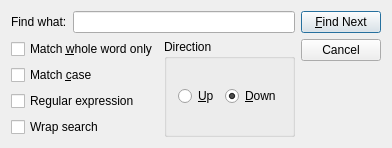
gideros/gideros, file ui/finddialog.ui: the form before one commit.
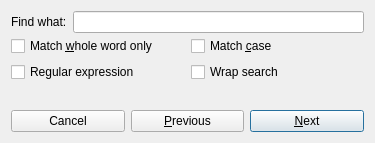
The form after the commit.

Diff of the .ui file:
```diff
--- a/ui/finddialog.ui
+++ b/ui/finddialog.ui
@@ -6,8 +6,8 @@
    <rect>
     <x>0</x>
     <y>0</y>
-    <width>358</width>
-    <height>144</height>
+    <width>375</width>
+    <height>143</height>
    </rect>
   </property>
   <property name="windowTitle">
@@ -16,6 +16,9 @@
   <layout class="QHBoxLayout" name="horizontalLayout_4">
    <item>
     <layout class="QVBoxLayout" name="verticalLayout_3">
+     <property name="spacing">
+      <number>3</number>
+     </property>
      <item>
       <layout class="QHBoxLayout" name="horizontalLayout">
        <item>
@@ -41,13 +44,6 @@
            </property>
           </widget>
          </item>
-         <item>
-          <widget class="QCheckBox" name="matchCase">
-           <property name="text">
-            <string>Match &amp;case</string>
-           </property>
-          </widget>
-         </item>
          <item>
           <widget class="QCheckBox" name="regexp">
            <property name="text">
@@ -55,6 +51,17 @@
            </property>
           </widget>
          </item>
+        </layout>
+       </item>
+       <item>
+        <layout class="QVBoxLayout" name="verticalLayout">
+         <item>
+          <widget class="QCheckBox" name="matchCase">
+           <property name="text">
+            <string>Match &amp;case</string>
+           </property>
+          </widget>
+         </item>
          <item>
           <widget class="QCheckBox" name="wrap">
            <property name="text">
@@ -64,38 +71,6 @@
          </item>
         </layout>
        </item>
-       <item>
-        <widget class="QGroupBox" name="direction">
-         <property name="sizePolicy">
-          <sizepolicy hsizetype="Preferred" vsizetype="Preferred">
-           <horstretch>0</horstretch>
-           <verstretch>0</verstretch>
-          </sizepolicy>
-         </property>
-         <property name="title">
-          <string>Direction</string>
-         </property>
-         <layout class="QHBoxLayout" name="horizontalLayout_2">
-          <item>
-           <widget class="QRadioButton" name="up">
-            <property name="text">
-             <string>&amp;Up</string>
-            </property>
-           </widget>
-          </item>
-          <item>
-           <widget class="QRadioButton" name="down">
-            <property name="text">
-             <string>&amp;Down</string>
-            </property>
-            <property name="checked">
-             <bool>true</bool>
-            </property>
-           </widget>
-          </item>
-         </layout>
-        </widget>
-       </item>
       </layout>
      </item>
      <item>
@@ -111,39 +86,33 @@
        </property>
       </spacer>
      </item>
-    </layout>
-   </item>
-   <item>
-    <layout class="QVBoxLayout" name="verticalLayout">
      <item>
-      <widget class="QPushButton" name="findNext">
-       <property name="text">
-        <string>&amp;Find Next</string>
-       </property>
-       <property name="default">
-        <bool>true</bool>
-       </property>
-      </widget>
-     </item>
-     <item>
-      <widget class="QPushButton" name="cancel">
-       <property name="text">
-        <string>Cancel</string>
-       </property>
-      </widget>
-     </item>
-     <item>
-      <spacer name="verticalSpacer">
-       <property name="orientation">
-        <enum>Qt::Vertical</enum>
-       </property>
-       <property name="sizeHint" stdset="0">
-        <size>
-         <width>20</width>
-         <height>40</height>
-        </size>
-       </property>
-      </spacer>
+      <layout class="QHBoxLayout" name="horizontalLayout_2">
+       <item>
+        <widget class="QPushButton" name="cancel">
+         <property name="text">
+          <string>Cancel</string>
+         </property>
+        </widget>
+       </item>
+       <item>
+        <widget class="QPushButton" name="findPrevious">
+         <property name="text">
+          <string>&amp;Previous</string>
+         </property>
+        </widget>
+       </item>
+       <item>
+        <widget class="QPushButton" name="findNext">
+         <property name="text">
+          <string>&amp;Next</string>
+         </property>
+         <property name="default">
+          <bool>true</bool>
+         </property>
+        </widget>
+       </item>
+      </layout>
      </item>
     </layout>
    </item>
```
